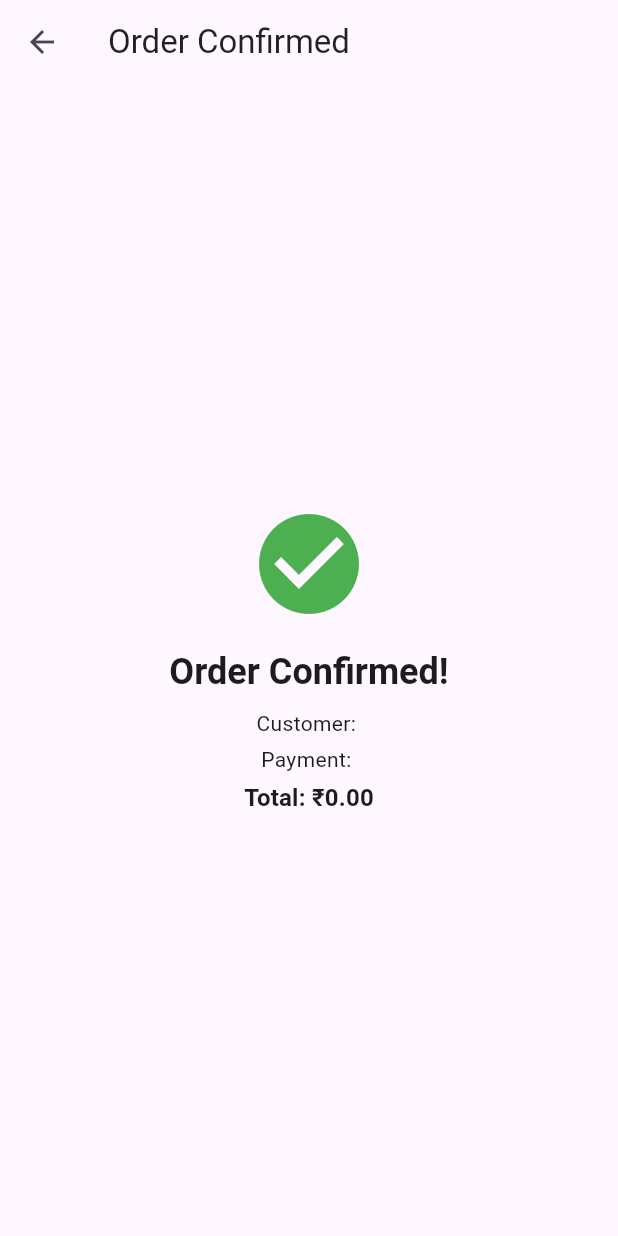
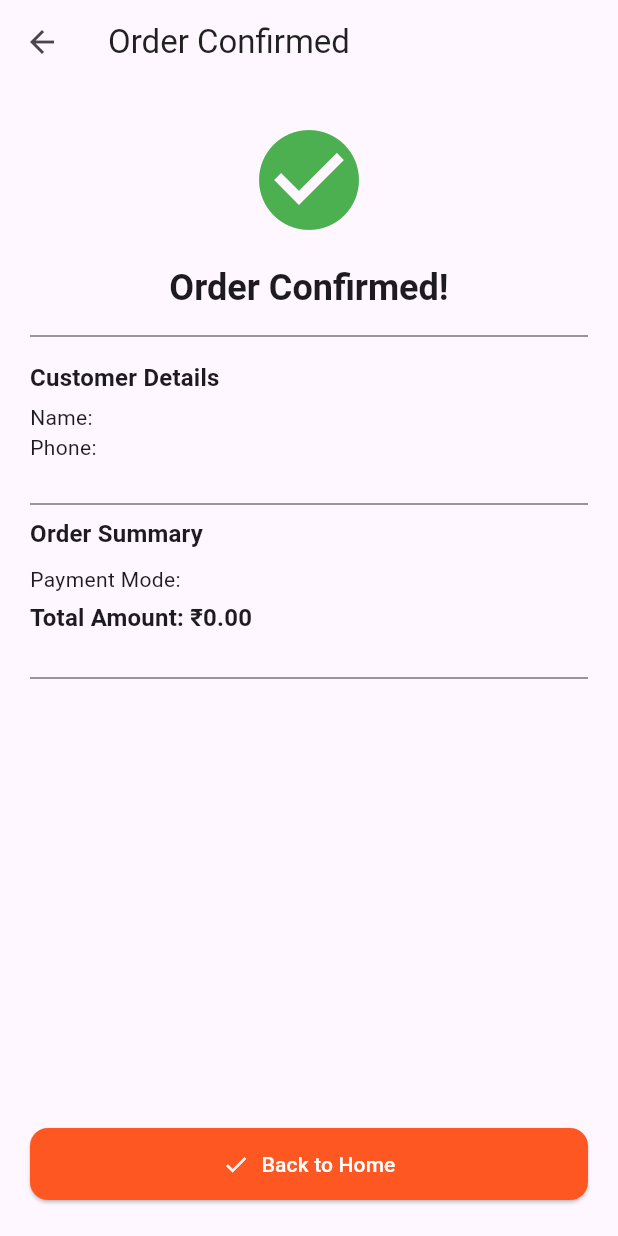
Before and after one commit to balacg/heymachidev, a Flutter app: the OrderConfirmationScreen screen opened directly with empty values, on a phone screen of 412 x 824 dp. Run offline on Flutter 3.47's test engine with Material 3 defaults, Android fonts, the light colour scheme and no system bars; accounts and stored records are empty; network calls fail.

Commit message:
final billing page add customer screen fixes and beautification of the order confirmation screen.

```diff
--- a/frontend/lib/screens/billing/order_confirmation_screen.dart
+++ b/frontend/lib/screens/billing/order_confirmation_screen.dart
@@ -33,9 +33,10 @@ class OrderConfirmationScreen extends StatelessWidget {
               context, '/dashboard', (r) => false),
         ),
       ),
-      body: Center(
+      body: Padding(
+        padding: const EdgeInsets.symmetric(horizontal: 20, vertical: 24),
         child: Column(
-          mainAxisAlignment: MainAxisAlignment.center,
+          crossAxisAlignment: CrossAxisAlignment.center,
           children: [
             const Icon(Icons.check_circle, size: 80, color: Colors.green),
             const SizedBox(height: 16),
@@ -45,20 +46,80 @@ class OrderConfirmationScreen extends StatelessWidget {
                   .copyWith(fontWeight: FontWeight.bold),
             ),
             const SizedBox(height: 8),
-            Text(
-              'Customer: ${customer.name}',
-              style: theme.textTheme.bodyMedium,
+            Divider(color: theme.dividerColor),
+            const SizedBox(height: 8),
+
+            // Customer Info
+            Align(
+              alignment: Alignment.centerLeft,
+              child: Column(
+                crossAxisAlignment: CrossAxisAlignment.start,
+                children: [
+                  Text('Customer Details',
+                      style: theme.textTheme.titleMedium!
+                          .copyWith(fontWeight: FontWeight.bold)),
+                  const SizedBox(height: 4),
+                  Text('Name: ${customer.name}',
+                      style: theme.textTheme.bodyMedium),
+                  Text('Phone: ${customer.phone}',
+                      style: theme.textTheme.bodyMedium),
+                  if ((customer.email ?? '').isNotEmpty)
+                    Text('Email: ${customer.email}',
+                        style: theme.textTheme.bodyMedium),
+                  if ((customer.gst ?? '').isNotEmpty)
+                    Text('GST: ${customer.gst}',
+                        style: theme.textTheme.bodyMedium),
+                  if ((customer.address ?? '').isNotEmpty)
+                    Text('Address: ${customer.address}',
+                        style: theme.textTheme.bodyMedium),
+                ],
+              ),
             ),
-            const SizedBox(height: 4),
-            Text(
-              'Payment: $paymentMode',
-              style: theme.textTheme.bodyMedium,
+
+            const SizedBox(height: 20),
+            Divider(color: theme.dividerColor),
+
+            // Payment & Summary
+            Align(
+              alignment: Alignment.centerLeft,
+              child: Column(
+                crossAxisAlignment: CrossAxisAlignment.start,
+                children: [
+                  Text('Order Summary',
+                      style: theme.textTheme.titleMedium!
+                          .copyWith(fontWeight: FontWeight.bold)),
+                  const SizedBox(height: 8),
+                  Text('Payment Mode: $paymentMode',
+                      style: theme.textTheme.bodyMedium),
+                  const SizedBox(height: 4),
+                  Text('Total Amount: ₹${formatter.format(totalAmount)}',
+                      style: theme.textTheme.titleMedium!
+                          .copyWith(fontWeight: FontWeight.bold)),
+                ],
+              ),
             ),
-            const SizedBox(height: 4),
-            Text(
-              'Total: ₹${formatter.format(totalAmount)}',
-              style: theme.textTheme.titleMedium!
-                  .copyWith(fontWeight: FontWeight.bold),
+
+            const SizedBox(height: 20),
+            Divider(color: theme.dividerColor),
+            const Spacer(),
+
+            // Done Button
+            SizedBox(
+              width: double.infinity,
+              child: ElevatedButton.icon(
+                icon: const Icon(Icons.done),
+                label: const Text('Back to Home'),
+                onPressed: () => Navigator.pushNamedAndRemoveUntil(
+                    context, '/dashboard', (r) => false),
+                style: ElevatedButton.styleFrom(
+                  backgroundColor: Colors.deepOrange,
+                  foregroundColor: Colors.white,
+                  padding:
+                      const EdgeInsets.symmetric(vertical: 14, horizontal: 24),
+                  shape: RoundedRectangleBorder(
+                      borderRadius: BorderRadius.circular(12)),
+                ),
+              ),
             ),
           ],
         ),
```
Also changed, not shown: frontend/lib/screens/billing/final_billing_page.dart (+30 -37 lines), frontend/lib/screens/master/customer_add_screen.dart (+12 -9 lines).
